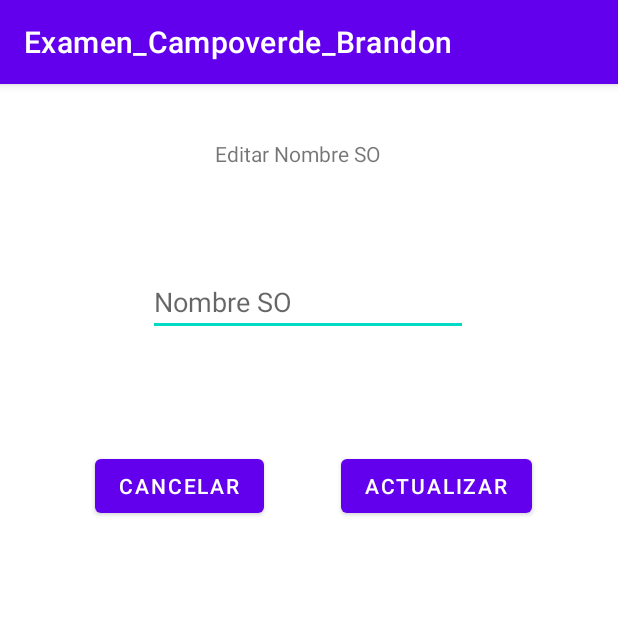
After one commit to Aplicaciones-Moviles-2022-A-Comp/mc-campoverde-rodriguez-brandon-martin, an Android app: the EditarNombreSO screen opened directly, with no data from a screen before it, on a phone screen of 412 x 824 dp, the top half of it. The commit adds this screen. Run offline under Robolectric (Android 15) with nearby library versions, the phone set to English and light mode, and no system bars.

Commit message:
ExamenAcabadoSinOptimizar

```diff
--- a/01-android/app/src/main/java/com/example/movcompbmcr2022a/ESqliteHelperEntrenador.kt
+++ b/01-android/app/src/main/java/com/example/movcompbmcr2022a/ESqliteHelperEntrenador.kt
@@ -38,7 +38,7 @@ class ESqliteHelperEntrenador(contexto:Context?): SQLiteOpenHelper(
         valoresAGuardar.put("nombre",nombre)
         valoresAGuardar.put("descripcion",descripcion)
         val resultadoGuardar = basedatosEscritura.insert(
-            "entrador",
+            "entrenador",
             null,
             valoresAGuardar
         )
--- a/Examen_Campoverde_Brandon/app/src/main/java/com/example/examen_campoverde_brandon/BBaseDatosMemoria.kt
+++ b/Examen_Campoverde_Brandon/app/src/main/java/com/example/examen_campoverde_brandon/BBaseDatosMemoria.kt
@@ -4,7 +4,7 @@ class BBaseDatosMemoria {
     companion object{
         var ListaProgramas= arrayListOf<SistemasOperativos>()
     init {
-        ListaProgramas.add(SistemasOperativos("Ubuntu"))
+        ListaProgramas.add(SistemasOperativos("Ubuntu", arrayListOf("Libre Office","Jhon")))
     }
     }
 }
--- /dev/null
+++ b/Examen_Campoverde_Brandon/app/src/main/java/com/example/examen_campoverde_brandon/EditarNombreSO.kt
@@ -0,0 +1,45 @@
+package com.example.examen_campoverde_brandon
+
+import android.content.Intent
+import androidx.appcompat.app.AppCompatActivity
+import android.os.Bundle
+import android.widget.ArrayAdapter
+import android.widget.Button
+import android.widget.EditText
+import android.widget.TextView
+
+class EditarNombreSO : AppCompatActivity() {
+    val arreglo : ArrayList<SistemasOperativos> = BBaseDatosMemoria.ListaProgramas
+    override fun onCreate(savedInstanceState: Bundle?) {
+        super.onCreate(savedInstanceState)
+        setContentView(R.layout.activity_editar_nombre_so)
+        val nombre = intent.getStringExtra("nombreSO")
+        val idSOE = intent.getIntExtra("idSO", 0)
+        val nombreActual = findViewById<TextView>(R.id.tv_nombre_actual_so)
+        nombreActual.setText(nombre)
+        val btnCancelar = findViewById<Button>(R.id.btn_cancelar_editar_nombre_so)
+        val btnActualizarNombreSO = findViewById<Button>(R.id.btn_actualizar_nombre_so)
+        val inputNombreSO = findViewById<EditText>(R.id.input_actualizar_nombre_so)
+        val adaptador = ArrayAdapter(
+            this,//Contexto
+            android.R.layout.simple_list_item_1,//Como se va a ver el xml
+            arreglo
+        )
+        btnCancelar.setOnClickListener{
+            inputNombreSO.setText("")
+            irActividad(MainActivity::class.java)
+        }
+        btnActualizarNombreSO.setOnClickListener{
+            arreglo[idSOE].nombre=inputNombreSO.text.toString()
+            adaptador.notifyDataSetChanged()
+            irActividad(MainActivity::class.java)
+        }
+    }
+
+    fun irActividad(
+        clase:Class<*>
+    ){
+        val intent = Intent(this, clase)
+        startActivity(intent)
+    }
+}
--- a/Examen_Campoverde_Brandon/app/src/main/res/layout/activity_aniadir_so.xml
+++ b/Examen_Campoverde_Brandon/app/src/main/res/layout/activity_aniadir_so.xml
@@ -43,7 +43,7 @@
         app:layout_constraintVertical_bias="0.107" />
 
     <Button
-        android:id="@+id/btn_aniadir_prog"
+        android:id="@+id/btn_iraniadir_prog"
         android:layout_width="wrap_content"
         android:layout_height="wrap_content"
         android:layout_marginStart="36dp"
--- /dev/null
+++ b/Examen_Campoverde_Brandon/app/src/main/res/layout/activity_editar_nombre_so.xml
@@ -0,0 +1,69 @@
+<?xml version="1.0" encoding="utf-8"?>
+<androidx.constraintlayout.widget.ConstraintLayout xmlns:android="http://schemas.android.com/apk/res/android"
+    xmlns:app="http://schemas.android.com/apk/res-auto"
+    xmlns:tools="http://schemas.android.com/tools"
+    android:layout_width="match_parent"
+    android:layout_height="match_parent"
+    tools:context=".EditarNombreSO">
+
+    <EditText
+        android:id="@+id/input_actualizar_nombre_so"
+        android:layout_width="wrap_content"
+        android:layout_height="wrap_content"
+        android:ems="10"
+        android:hint="@string/hint_aniadir_nombreso"
+        android:inputType="textPersonName"
+        app:layout_constraintBottom_toBottomOf="parent"
+        app:layout_constraintEnd_toEndOf="parent"
+        app:layout_constraintHorizontal_bias="0.497"
+        app:layout_constraintStart_toStartOf="parent"
+        app:layout_constraintTop_toTopOf="parent"
+        app:layout_constraintVertical_bias="0.17" />
+
+    <Button
+        android:id="@+id/btn_cancelar_editar_nombre_so"
+        android:layout_width="wrap_content"
+        android:layout_height="wrap_content"
+        android:text="@string/cancelar"
+        app:layout_constraintBottom_toBottomOf="parent"
+        app:layout_constraintEnd_toEndOf="parent"
+        app:layout_constraintHorizontal_bias="0.211"
+        app:layout_constraintStart_toStartOf="parent"
+        app:layout_constraintTop_toBottomOf="@+id/input_actualizar_nombre_so"
+        app:layout_constraintVertical_bias="0.138" />
+
+    <Button
+        android:id="@+id/btn_actualizar_nombre_so"
+        android:layout_width="wrap_content"
+        android:layout_height="wrap_content"
+        android:text="@string/actualizar"
+        app:layout_constraintBottom_toBottomOf="parent"
+        app:layout_constraintEnd_toEndOf="parent"
+        app:layout_constraintHorizontal_bias="0.474"
+        app:layout_constraintStart_toEndOf="@+id/btn_cancelar_editar_nombre_so"
+        app:layout_constraintTop_toBottomOf="@+id/input_actualizar_nombre_so"
+        app:layout_constraintVertical_bias="0.138" />
+
+    <TextView
+        android:id="@+id/textView4"
+        android:layout_width="wrap_content"
+        android:layout_height="wrap_content"
+        android:text="@string/editar_nombre_so"
+        app:layout_constraintBottom_toTopOf="@+id/input_actualizar_nombre_so"
+        app:layout_constraintEnd_toEndOf="parent"
+        app:layout_constraintHorizontal_bias="0.474"
+        app:layout_constraintStart_toStartOf="parent"
+        app:layout_constraintTop_toTopOf="parent"
+        app:layout_constraintVertical_bias="0.357" />
+
+    <TextView
+        android:id="@+id/tv_nombre_actual_so"
+        android:layout_width="wrap_content"
+        android:layout_height="wrap_content"
+        app:layout_constraintBottom_toBottomOf="parent"
+        app:layout_constraintEnd_toEndOf="parent"
+        app:layout_constraintHorizontal_bias="0.476"
+        app:layout_constraintStart_toStartOf="parent"
+        app:layout_constraintTop_toTopOf="parent"
+        app:layout_constraintVertical_bias="0.112" />
+</androidx.constraintlayout.widget.ConstraintLayout>
--- a/Examen_Campoverde_Brandon/app/src/main/res/values/strings.xml
+++ b/Examen_Campoverde_Brandon/app/src/main/res/values/strings.xml
@@ -7,4 +7,10 @@
     <string name="hint_aniadir_nombreso" translatable="false">Nombre SO</string>
     <string name="aniadir_programa" translatable="false">Añadir Programa</string>
     <string name="salir" translatable="false">Salir</string>
+    <string name="editar_nombre_so" translatable="false">Editar Nombre SO</string>
+    <string name="cancelar" translatable="false">Cancelar</string>
+    <string name="actualizar" translatable="false">Actualizar</string>
+    <string name="programas" translatable="false">Programas</string>
+    <string name="nombre_programa" translatable="false">Nombre Programa</string>
+    <string name="editar_nombre_programa" translatable="false">Editar Nombre Programa</string>
 </resources>
```
Also changed, not shown: Examen_Campoverde_Brandon/app/src/main/AndroidManifest.xml (+9 -0 lines), Examen_Campoverde_Brandon/app/src/main/java/com/example/examen_campoverde_brandon/AniadirProgramas.kt (added, +122 -0 lines), Examen_Campoverde_Brandon/app/src/main/java/com/example/examen_campoverde_brandon/EditarNombrePrograma.kt (added, +66 -0 lines), Examen_Campoverde_Brandon/app/src/main/java/com/example/examen_campoverde_brandon/MainActivity.kt (+34 -6 lines), Examen_Campoverde_Brandon/app/src/main/java/com/example/examen_campoverde_brandon/aniadirSO.kt (+34 -3 lines), Examen_Campoverde_Brandon/app/src/main/res/layout/activity_aniadir_programas.xml (added, +66 -0 lines), Examen_Campoverde_Brandon/app/src/main/res/layout/activity_editar_nombre_programa.xml (added, +69 -0 lines).
